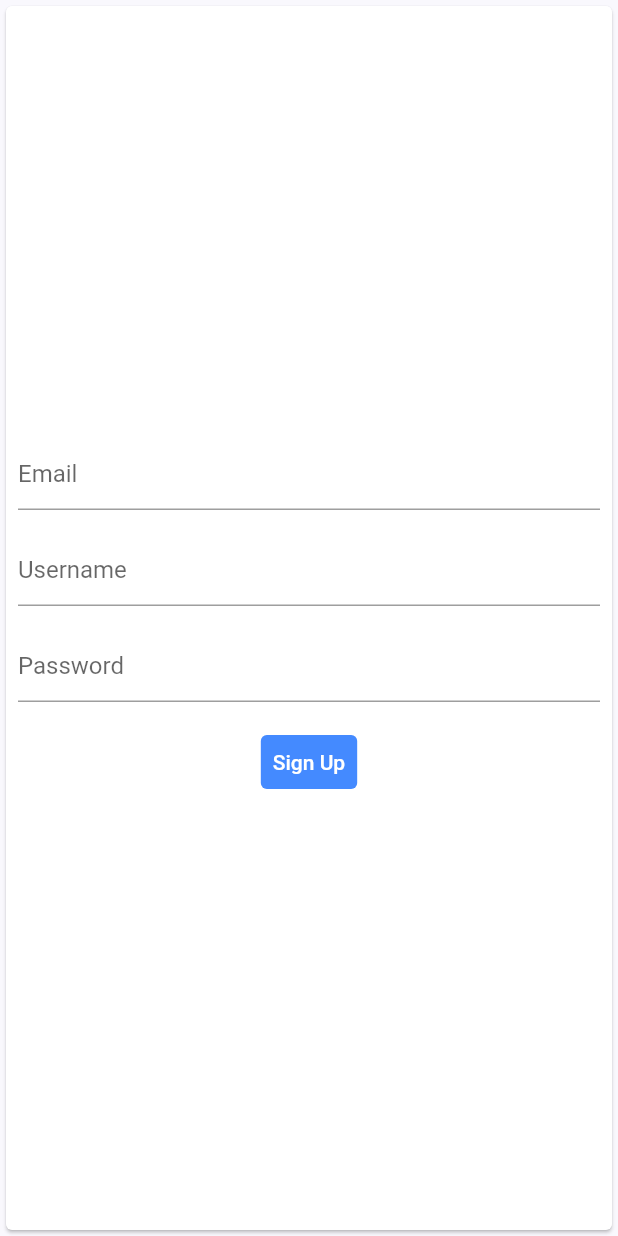
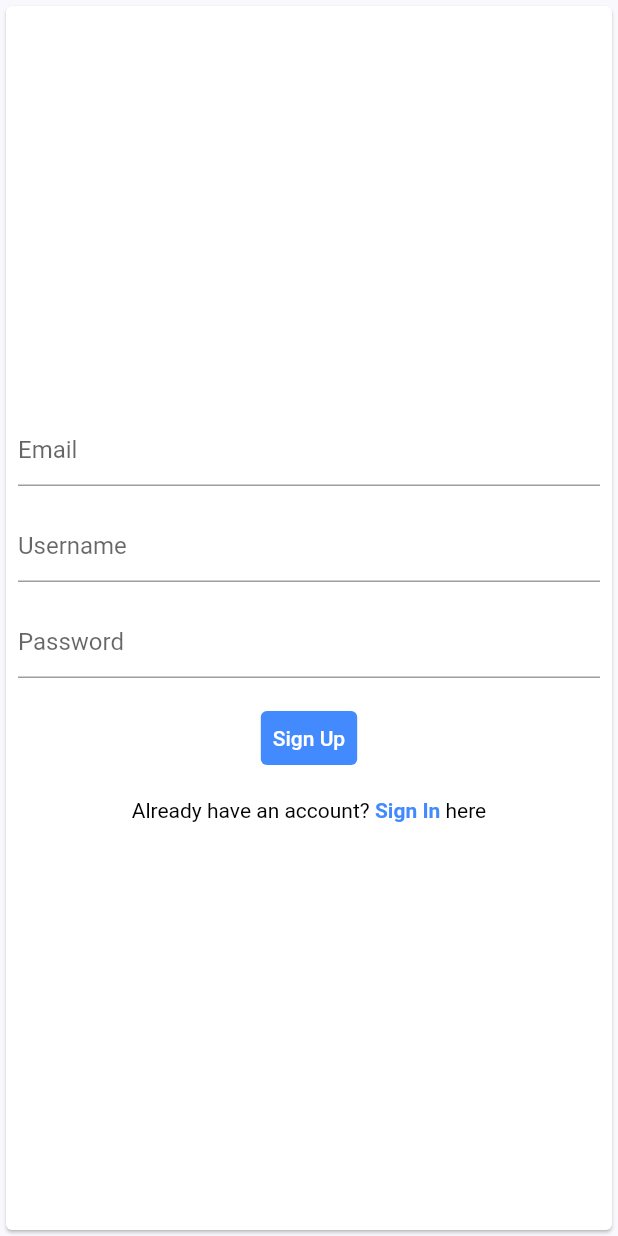
Before and after one commit to tee-jaay/stsks, a Flutter app: the SignUpScreen screen opened by its route, on a phone screen of 412 x 824 dp. Run offline on Flutter 3.47's test engine with Material 2 defaults, Android fonts, the phone set to English and light mode, and no system bars; our stand-ins replace animated_text_kit, date_format, flutter_dotenv; missing offline and left inert: draw_graph, graphic, jwt_decode; network calls fail.

```diff
--- a/lib/controllers/issue_controller.dart
+++ b/lib/controllers/issue_controller.dart
@@ -17,6 +17,7 @@ class IssueController with ChangeNotifier {
       object: {},
       endpoint: endpoint,
       reqMethod: 'GET',
+      accessToken: ''
     );
     var data = jsonDecode(result.body);
 
--- a/lib/controllers/meeting_controller.dart
+++ b/lib/controllers/meeting_controller.dart
@@ -17,6 +17,7 @@ class MeetingController with ChangeNotifier {
       endpoint: endpoint,
       object: {},
       reqMethod: 'GET',
+        accessToken: ''
     );
     var data = jsonDecode(result.body);
     print(data.length);
--- a/lib/controllers/profile_controller.dart
+++ b/lib/controllers/profile_controller.dart
@@ -8,8 +8,8 @@ class ProfileController with ChangeNotifier {
     print("profile");
     var endpoint = '$USERS/$userId/profile';
     HttpRequestsService httpRequestsService = HttpRequestsService();
-    var result = await httpRequestsService
-        .requestApi(object: {}, endpoint: endpoint, reqMethod: 'GET');
+    var result = await httpRequestsService.requestApi(
+        object: {}, endpoint: endpoint, reqMethod: 'GET', accessToken: '');
     print("profile");
     print(result);
   }
--- a/lib/controllers/todo_controller.dart
+++ b/lib/controllers/todo_controller.dart
@@ -12,10 +12,7 @@ class TodoController with ChangeNotifier {
     var endpoint = '$PROJECTS/$projectId/todos';
 
     var result = await httpRequestsService.requestApi(
-      object: {},
-      endpoint: endpoint,
-      reqMethod: "GET",
-    );
+        object: {}, endpoint: endpoint, reqMethod: "GET", accessToken: '');
     print("index todos");
     print(result);
   }
--- a/lib/controllers/user_controller.dart
+++ b/lib/controllers/user_controller.dart
@@ -9,8 +9,8 @@ class UserController with ChangeNotifier {
   void index() async {
     print("fetchUsers");
     var endpoint = USERS;
-    var result = await httpRequestsService
-        .requestApi(object: {}, endpoint: endpoint, reqMethod: "GET");
+    var result = await httpRequestsService.requestApi(
+        object: {}, endpoint: endpoint, reqMethod: "GET", accessToken: '');
     print("fetchUsers");
     print(result);
   }
--- /dev/null
+++ b/lib/models/user.dart
@@ -0,0 +1,12 @@
+class User {
+  String id;
+  String username;
+  String accessToken;
+  bool isAuthenticated;
+
+  User(
+      {required this.id,
+      required this.username,
+      required this.accessToken,
+      required this.isAuthenticated});
+}
--- a/lib/screens/auth/sign-up/sign_up.dart
+++ b/lib/screens/auth/sign-up/sign_up.dart
@@ -132,6 +132,29 @@ class _SignUpScreenState extends State<SignUpScreen> {
                     style: TextStyle(color: Colors.white),
                   ),
                 ),
+                SizedBox(height: appDefaultSpace,),
+                GestureDetector(
+                  onTap: () {
+                    Navigator.pushNamed(context, SignInScreen.screenId);
+                  },
+                  child: RichText(
+                    text: const TextSpan(
+                        text: 'Already have an account?',
+                        style: TextStyle(
+                          color: Colors.black,
+                        ),
+                        children: [
+                          TextSpan(
+                            text: ' Sign In',
+                            style: TextStyle(
+                              fontWeight: FontWeight.bold,
+                              color: Colors.blueAccent,
+                            ),
+                          ),
+                          TextSpan(text: ' here'),
+                        ]),
+                  ),
+                )
               ],
             ),
           ),
```
Also changed, not shown: lib/controllers/auth_controller.dart (+43 -15 lines), lib/controllers/project_controller.dart (+8 -4 lines), lib/controllers/task_controller.dart (+2 -8 lines), lib/controllers/timesheet_controller.dart (+7 -10 lines), lib/screens/auth/sign-in/sign_in.dart (+24 -22 lines), lib/screens/dashboard/dashboard_screen.dart (+10 -10 lines), lib/screens/dashboard/projects/projects_list/inc/body.dart (+6 -3 lines), lib/services/http_requests_service.dart (+7 -7 lines), 1 other file.
